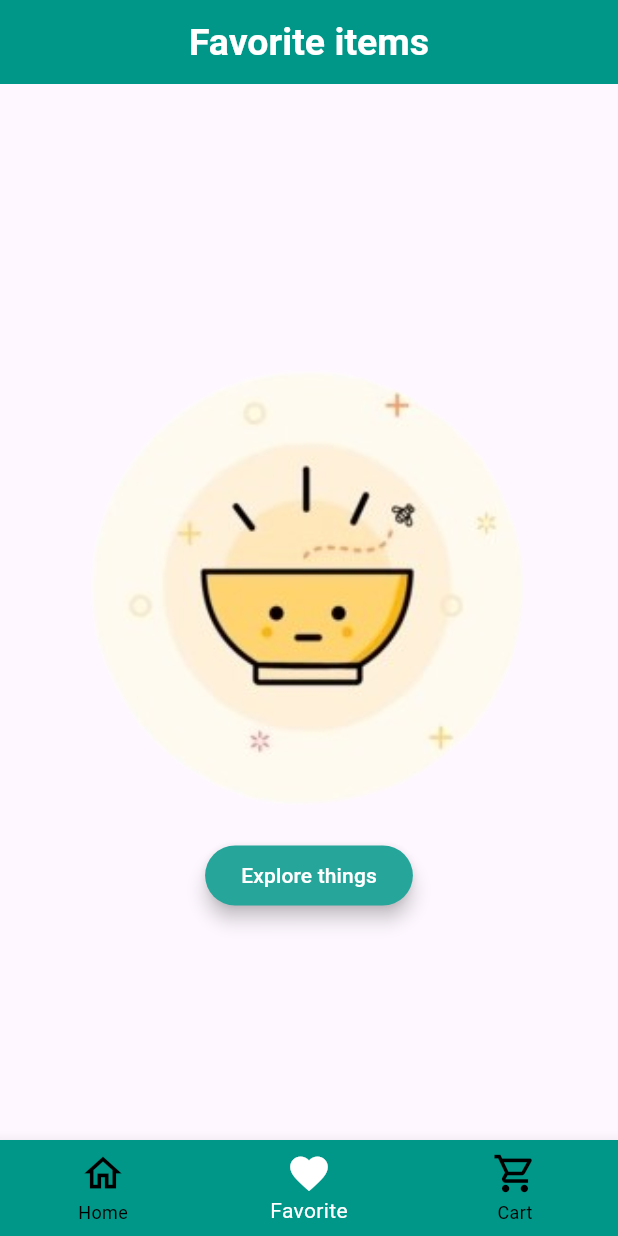
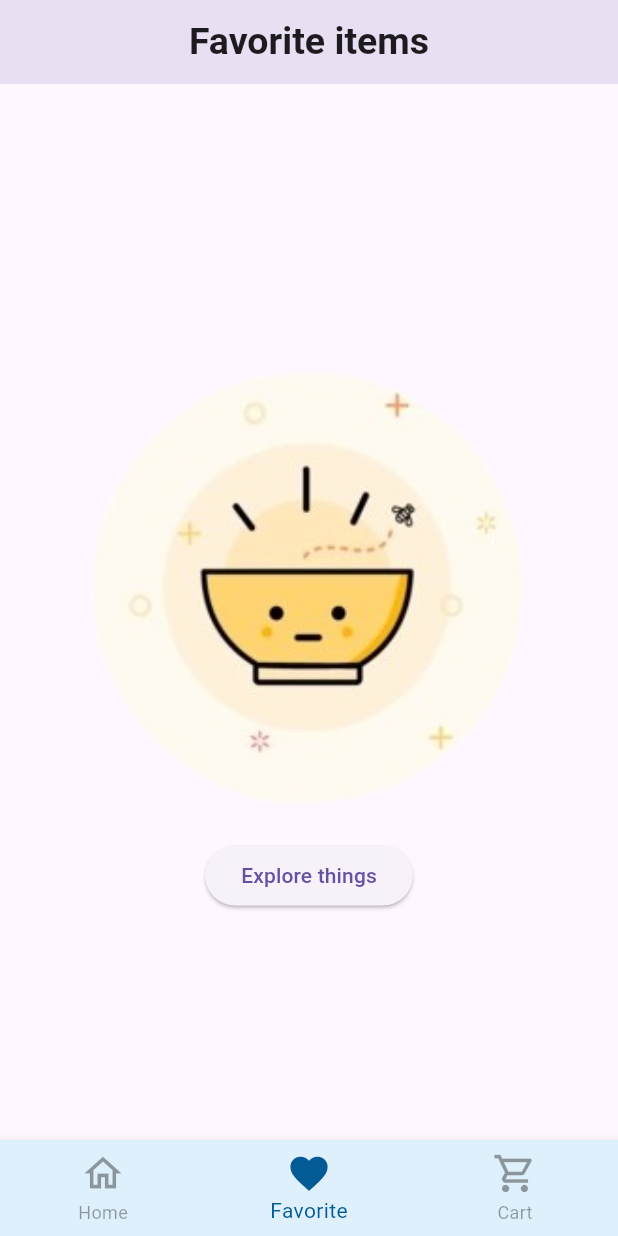
Before and after one commit to bhayanimeet/flutter_food_delivery_app, a Flutter app: the HomePage screen opened by its route, swiped to page 2, on a phone screen of 412 x 824 dp. Run offline on Flutter 3.47's test engine with Material 2 defaults, Android fonts, the phone set to English and light mode, and no system bars; our stand-ins replace animated_text_kit, cloud_firestore, firebase_auth, firebase_core, flutter_neumorphic, get and 5 more; accounts and stored records are empty; network calls fail; Roboto replaces fonts that are missing (Arya).

Commit message:
Flutter application

```diff
--- a/lib/components/favorite_component.dart
+++ b/lib/components/favorite_component.dart
@@ -21,14 +21,12 @@ class _FavoriteComponentState extends State<FavoriteComponent> {
         title: const Text(
           "Favorite items",
           style: TextStyle(
-            color: Colors.white,
             fontSize: 25,
             fontWeight: FontWeight.w600,
           ),
         ),
-        backgroundColor: Colors.teal,
         centerTitle: true,
-        elevation: 0,
+        elevation: 15,
       ),
       body: (productController1.addProducts.isEmpty)
           ? Center(
@@ -48,16 +46,8 @@ class _FavoriteComponentState extends State<FavoriteComponent> {
                         transition: Transition.fadeIn,
                       );
                     },
-                    style: ButtonStyle(
-                      elevation: MaterialStateProperty.all(5),
-                      backgroundColor:
-                          MaterialStateProperty.all(Colors.teal.shade400),
-                    ),
                     child: const Text(
                       "Explore things",
-                      style: TextStyle(
-                        color: Colors.white,
-                      ),
                     ),
                   ),
                 ],
--- a/lib/views/screens/bill.dart
+++ b/lib/views/screens/bill.dart
@@ -21,10 +21,10 @@ class _BillPageState extends State<BillPage> {
   Widget build(BuildContext context) {
     return Scaffold(
       appBar: AppBar(
+        automaticallyImplyLeading: false,
         title: const Text("Bill"),
         centerTitle: true,
-        backgroundColor: const Color(0xff3f736f),
-        elevation: 0,
+        elevation: 15,
       ),
       body: Column(
         children: [
--- a/lib/views/screens/burger.dart
+++ b/lib/views/screens/burger.dart
@@ -23,7 +23,7 @@ class _BurgerPageState extends State<BurgerPage> {
       appBar: AppBar(
         title: const Text("Burger"),
         centerTitle: true,
-        elevation: 0,
+        elevation: 15,
       ),
       body: ListView.builder(
         scrollDirection: Axis.vertical,
--- a/lib/views/screens/fruits.dart
+++ b/lib/views/screens/fruits.dart
@@ -23,7 +23,7 @@ class _FruitPageState extends State<FruitPage> {
       appBar: AppBar(
         title: const Text("fruits"),
         centerTitle: true,
-        elevation: 0,
+        elevation: 15,
       ),
       body: ListView.builder(
         scrollDirection: Axis.vertical,
--- a/lib/views/screens/homepage.dart
+++ b/lib/views/screens/homepage.dart
@@ -17,15 +17,18 @@ class _HomePageState extends State<HomePage> {
   IconData home = Icons.home;
   IconData fav = Icons.favorite_border;
   IconData cart = Icons.shopping_cart_outlined;
-  PageController pageController =
-      PageController(initialPage: 0, keepPage: true);
+  PageController pageController = PageController(initialPage: 0, keepPage: true);
 
   ProductController productController = Get.put(ProductController());
   ProductController1 productController11 = Get.put(ProductController1());
 
   @override
   Widget build(BuildContext context) {
-    return Scaffold(
+    return GestureDetector(
+      onTap: (){
+        FocusScope.of(context).unfocus();
+      },
+      child: Scaffold(
         body: PageView(
           controller: pageController,
           onPageChanged: (val) {
@@ -53,7 +56,7 @@ class _HomePageState extends State<HomePage> {
           ],
         ),
         bottomNavigationBar: BottomNavigationBar(
-        backgroundColor: Colors.teal,
+          backgroundColor: (Get.isDarkMode==true)?const Color(0xff3d4d5a):const Color(0xffdef0fc),
           onTap: (val) {
             setState(() {
               currentIndex = val;
@@ -74,8 +77,8 @@ class _HomePageState extends State<HomePage> {
               }
             });
           },
-        selectedItemColor: Colors.white,
-        unselectedItemColor: Colors.black,
+          selectedItemColor: (Get.isDarkMode==true)?const Color(0xff3d4d5a):const Color(0xff035b96),
+          unselectedItemColor: (Get.isDarkMode==true)?const Color(0xff3d4d5a):Colors.black38,
           items: [
             BottomNavigationBarItem(icon: Icon(home, size: 30), label: "Home"),
             BottomNavigationBarItem(icon: Icon(fav, size: 30), label: "Favorite"),
@@ -83,6 +86,7 @@ class _HomePageState extends State<HomePage> {
           ],
           currentIndex: currentIndex,
         ),
+      ),
     );
   }
 }
--- a/lib/views/screens/juice.dart
+++ b/lib/views/screens/juice.dart
@@ -23,7 +23,7 @@ class _JuicePageState extends State<JuicePage> {
       appBar: AppBar(
         title: const Text("Juice"),
         centerTitle: true,
-        elevation: 0,
+        elevation: 15,
       ),
       body: ListView.builder(
         scrollDirection: Axis.vertical,
--- a/lib/views/screens/pizza.dart
+++ b/lib/views/screens/pizza.dart
@@ -24,7 +24,7 @@ class _PizzaPageState extends State<PizzaPage> {
       appBar: AppBar(
         title: const Text("Pizza"),
         centerTitle: true,
-        elevation: 0,
+        elevation: 15,
       ),
       body: ListView.builder(
         scrollDirection: Axis.vertical,
--- a/lib/views/screens/sandwich.dart
+++ b/lib/views/screens/sandwich.dart
@@ -21,9 +21,9 @@ class _SandwichPageState extends State<SandwichPage> {
   Widget build(BuildContext context) {
     return Scaffold(
       appBar: AppBar(
-        title: const Text("sandWitch"),
+        title: const Text("sandwich"),
         centerTitle: true,
-        elevation: 0,
+        elevation: 15,
       ),
       body: ListView.builder(
         scrollDirection: Axis.vertical,
--- a/lib/views/screens/snack.dart
+++ b/lib/views/screens/snack.dart
@@ -23,7 +23,7 @@ class _SnacksPageState extends State<SnacksPage> {
       appBar: AppBar(
         title: const Text("Snacks"),
         centerTitle: true,
-        elevation: 0,
+        elevation: 15,
       ),
       body: ListView.builder(
         scrollDirection: Axis.vertical,
--- a/pubspec.yaml
+++ b/pubspec.yaml
@@ -40,11 +40,9 @@ dependencies:
   google_sign_in:
   cloud_firestore:
   shared_preferences:
-  flutter_local_notifications: ^13.0.0
   google_fonts:
   flutter_neumorphic:
   loading_animation_widget:
-  flutter_slidable: ^2.0.0
   animated_text_kit:
   get:
   skeleton_text:
```
Also changed, not shown: lib/components/cart_component.dart (+15 -22 lines), lib/components/category_component.dart (+7 -4 lines), lib/main.dart (+1 -11 lines), pubspec.lock, 1 other file. Lines whose indentation alone changed are shown as unchanged.
